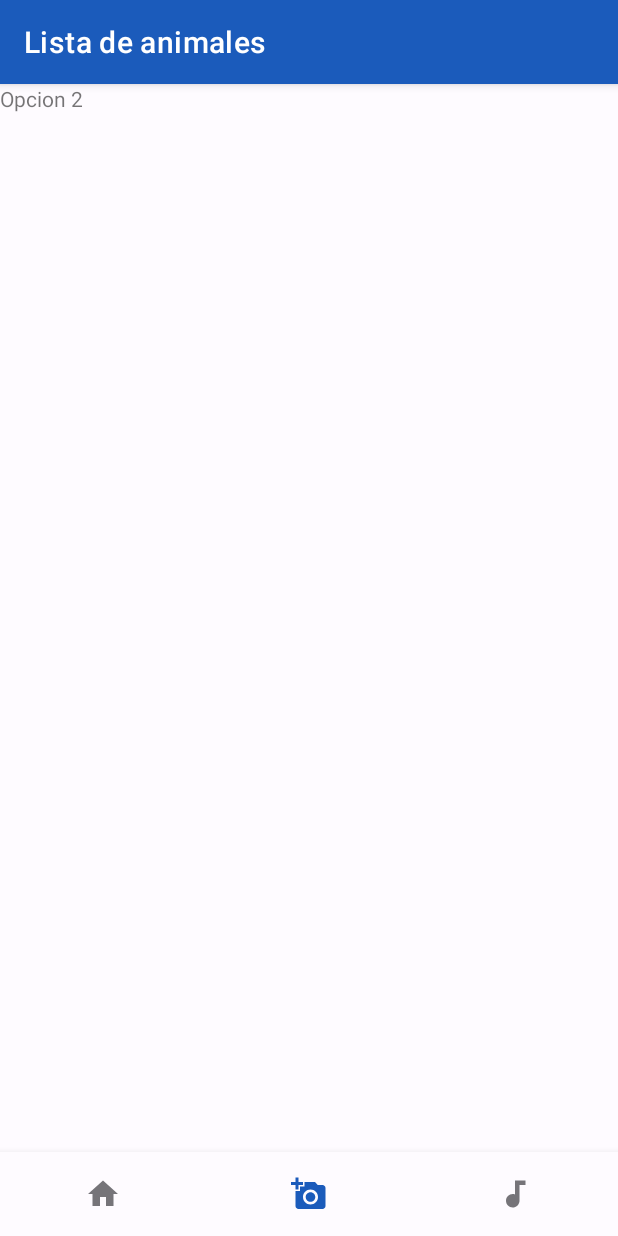
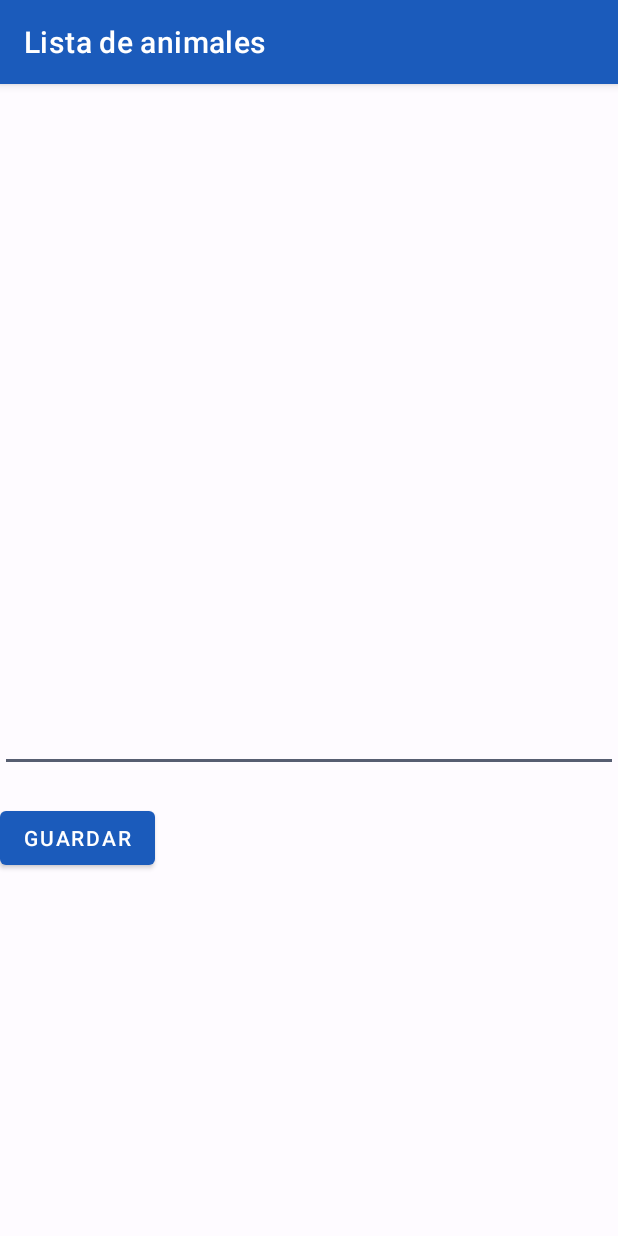
Before and after one commit to alexeiemmanuel/diplomado, an Android app: the screen it shows after launch (BottomNavigationActivity before the commit, PrefsActivity after it), on a phone screen of 412 x 824 dp. Run offline under Robolectric (Android 15) with nearby library versions, the phone set to English and light mode, and no system bars.

Commit message:
Ejercicio de SharedPreferences

```diff
--- a/app/src/main/AndroidManifest.xml
+++ b/app/src/main/AndroidManifest.xml
@@ -108,7 +108,7 @@
         </activity>
         -->
         <activity
-            android:name=".ejercicioclase.fragments.botomNavigation.BottomNavigationActivity"
+            android:name=".ejercicioclase.almacenamiento.PrefsActivity"
             android:exported="true">
             <intent-filter>
                 <action android:name="android.intent.action.MAIN" />
--- /dev/null
+++ b/app/src/main/java/com/aemm/primerproyecto/ejercicioclase/almacenamiento/PrefsActivity.kt
@@ -0,0 +1,76 @@
+package com.aemm.primerproyecto.ejercicioclase.almacenamiento
+
+import android.content.Context
+import android.content.SharedPreferences
+import androidx.appcompat.app.AppCompatActivity
+import android.os.Bundle
+import android.view.View
+import android.widget.Button
+import android.widget.EditText
+import android.widget.TextView
+import com.aemm.primerproyecto.R
+
+class PrefsActivity : AppCompatActivity() {
+
+    private lateinit var tvPrefNombre: TextView
+    private lateinit var etPrefNombre: EditText
+    private lateinit var btnPrefGuardar: Button
+    private lateinit var btnPrefEliminar: Button
+
+    private lateinit var prefs: SharedPreferences
+    private val PREFS_NAME = "com.aemm.sharepreferences"
+    private val SHARE_NAME = "share_name"
+
+    override fun onCreate(savedInstanceState: Bundle?) {
+        super.onCreate(savedInstanceState)
+        setContentView(R.layout.activity_prefs)
+
+        prefs = this.getSharedPreferences(this.PREFS_NAME, Context.MODE_PRIVATE)
+        tvPrefNombre = this.findViewById(R.id.tv_pref_name)
+        etPrefNombre = this.findViewById(R.id.et_pref_name)
+        btnPrefGuardar = this.findViewById(R.id.btn_guardar)
+        btnPrefEliminar = this.findViewById(R.id.btn_eliminar)
+
+
+        // Se guarda en el dispositivo en la ruta /data/data/com.aemm.primerproyecto/com.aemm.sharedpreferences.xml
+        btnPrefGuardar.setOnClickListener {
+            prefs.edit().putString(this.SHARE_NAME, etPrefNombre.text.toString()).apply()
+            configView()
+
+        }
+
+        btnPrefEliminar.setOnClickListener {
+            prefs.edit().remove(this.SHARE_NAME).apply()
+            configView()
+        }
+
+        configView()
+    }
+
+    private fun askInfo(){
+        tvPrefNombre.visibility = View.INVISIBLE
+        btnPrefEliminar.visibility = View.INVISIBLE
+        etPrefNombre.visibility = View.VISIBLE
+        btnPrefGuardar.visibility = View.VISIBLE
+    }
+
+    private fun showInfo(){
+        etPrefNombre.visibility = View.INVISIBLE
+        btnPrefGuardar.visibility = View.INVISIBLE
+        tvPrefNombre.visibility = View.VISIBLE
+        btnPrefEliminar.visibility = View.VISIBLE
+
+        tvPrefNombre.text = "Hola ${prefs.getString(this.SHARE_NAME, "")}"
+    }
+
+    private fun isInfoSaved():Boolean{
+        val myName = prefs.getString(this.SHARE_NAME, "")
+
+        return myName?.isNotEmpty() == true
+    }
+
+    private fun configView(){
+        if(isInfoSaved()) this.showInfo() else this.askInfo()
+    }
+
+}
--- a/app/src/main/java/com/aemm/primerproyecto/ejercicioclase/fragments/botomNavigation/BottomNavigationActivity.kt
+++ b/app/src/main/java/com/aemm/primerproyecto/ejercicioclase/fragments/botomNavigation/BottomNavigationActivity.kt
@@ -13,6 +13,9 @@ class BottomNavigationActivity : AppCompatActivity() {
     override fun onCreate(savedInstanceState: Bundle?) {
         super.onCreate(savedInstanceState)
         setContentView(R.layout.activity_bottom_navigation)
+
+        // Muestra un icono de regreso en la barra de ActionBar
+        //this.supportActionBar?.setDisplayHomeAsUpEnabled(true)
 
         // Cargamos el primer fragment de lo contrario el menu estará vacío
         this.loadFragment(Opcion2Fragment())
--- /dev/null
+++ b/app/src/main/res/layout/activity_prefs.xml
@@ -0,0 +1,43 @@
+<?xml version="1.0" encoding="utf-8"?>
+<RelativeLayout xmlns:android="http://schemas.android.com/apk/res/android"
+    xmlns:app="http://schemas.android.com/apk/res-auto"
+    xmlns:tools="http://schemas.android.com/tools"
+    android:layout_width="match_parent"
+    android:layout_height="match_parent"
+    tools:context=".ejercicioclase.almacenamiento.PrefsActivity">
+
+    <TextView
+        android:id="@+id/tv_pref_name"
+        android:layout_width="match_parent"
+        android:layout_height="wrap_content"
+        android:layout_centerVertical="true" />
+
+    <EditText
+        android:id="@+id/et_pref_name"
+        android:layout_marginTop="20dp"
+        android:layout_width="match_parent"
+        android:layout_height="wrap_content"
+        android:layout_below="@id/tv_pref_name"
+        android:layout_centerVertical="true" />
+
+    <Button
+        android:id="@+id/btn_guardar"
+        android:text="Guardar"
+        android:layout_width="wrap_content"
+        android:layout_height="wrap_content"
+        android:layout_below="@id/et_pref_name"
+        android:layout_centerVertical="true"
+        android:layout_marginTop="20dp" />
+
+    <Button
+        android:id="@+id/btn_eliminar"
+        android:text="Eliminar"
+        android:layout_width="wrap_content"
+        android:layout_height="wrap_content"
+        android:layout_centerVertical="true"
+        android:layout_below="@id/et_pref_name"
+        android:layout_marginStart="40dp"
+        android:layout_marginTop="20dp"
+        android:layout_toRightOf="@id/btn_guardar" />
+
+</RelativeLayout>
```
